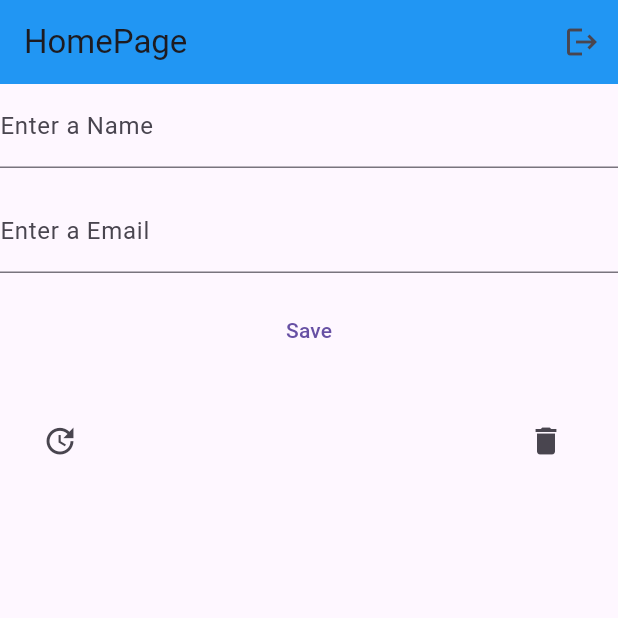
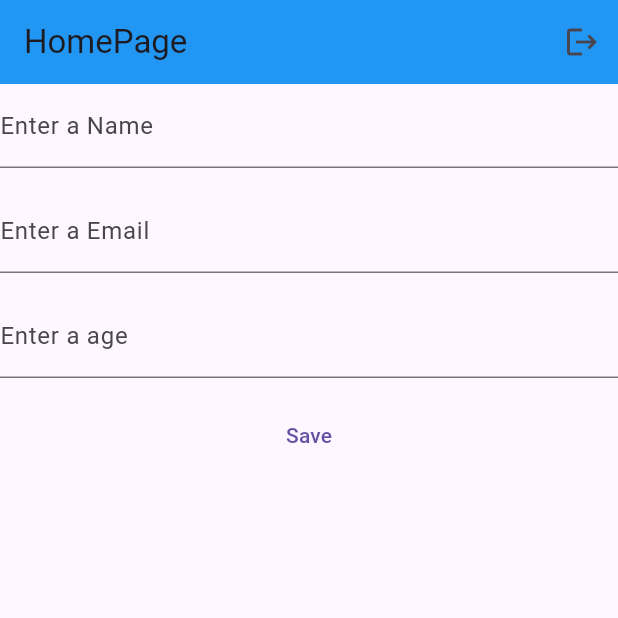
Before and after one commit to Ruthvik2025/Firebase_Practice, a Flutter app: the HomePage screen opened directly, after a tap on "Save", on a phone screen of 412 x 824 dp, the top half of it. Run offline on Flutter 3.47's test engine with Material 3 defaults, Android fonts, the phone set to English and light mode, and no system bars; our stand-ins replace cloud_firestore, firebase_auth, firebase_core; accounts and stored records are empty.

Commit message:
Learned about ordered and filtering data

```diff
--- a/lib/screens/home_page.dart
+++ b/lib/screens/home_page.dart
@@ -13,15 +13,20 @@ class HomePage extends StatefulWidget {
 class _MyWidgetState extends State<HomePage> {
   TextEditingController nameController = TextEditingController();
   TextEditingController emailController = TextEditingController();
+  TextEditingController ageCntroller = TextEditingController();
 
   void saveInfo() async {
     String name = nameController.text.trim();
     String email = emailController.text.trim();
+    String ageString = ageCntroller.text.trim();
+
+    int age = int.parse(ageString);
 
     nameController.clear();
     emailController.clear();
+    ageCntroller.clear();
 
-    Map<String, dynamic> UserData = {'name ': name, 'email': email};
+    Map<String, dynamic> UserData = {'name ': name, 'email': email, 'age': age};
     await FirebaseFirestore.instance.collection('users').add(UserData);
   }
 
@@ -69,6 +74,13 @@ class _MyWidgetState extends State<HomePage> {
           const SizedBox(
             height: 14,
           ),
+          TextField(
+            controller: ageCntroller,
+            decoration: const InputDecoration(labelText: 'Enter a age'),
+          ),
+          const SizedBox(
+            height: 14,
+          ),
           TextButton(
             onPressed: () {
               saveInfo();
@@ -80,8 +92,28 @@ class _MyWidgetState extends State<HomePage> {
           ),
           Expanded(
             child: StreamBuilder(
-                stream:
-                    FirebaseFirestore.instance.collection('users').snapshots(),
+                //for filtering data
+                // stream: FirebaseFirestore.instance
+                //     .collection('users')
+                //     .where('age', isGreaterThanOrEqualTo: 18)
+                //     .snapshots(),
+
+                //orderd by -for making ordered data
+                // stream: FirebaseFirestore.instance
+                //     .collection('users')
+                //     .orderBy(
+                //       'age',
+                //     )
+                //     .snapshots(),
+
+                //ordered and filtered
+                stream: FirebaseFirestore.instance
+                    .collection('users')
+                    .orderBy(
+                      'age',
+                    )
+                    .where('age', isGreaterThanOrEqualTo: 24)
+                    .snapshots(),
                 builder: (context, snapshot) {
                   if (snapshot.connectionState == ConnectionState.active) {
                     if (snapshot.hasData && snapshot.data != null) {
@@ -96,7 +128,8 @@ class _MyWidgetState extends State<HomePage> {
                             leading: IconButton(
                                 onPressed: () {},
                                 icon: const Icon(Icons.update)),
-                            title: Text(userMap["name "]),
+                            title:
+                                Text(userMap["name "] + ' (${userMap['age']})'),
                             subtitle: Text(userMap["email"]),
                             trailing: IconButton(
                                 onPressed: () {
```
